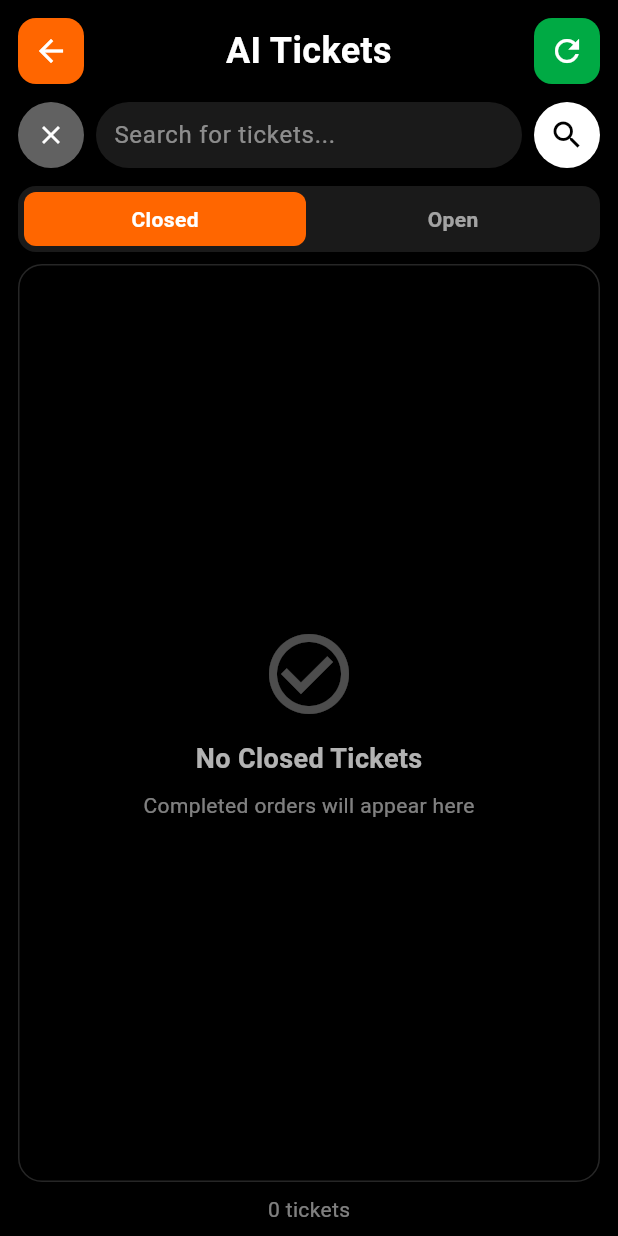
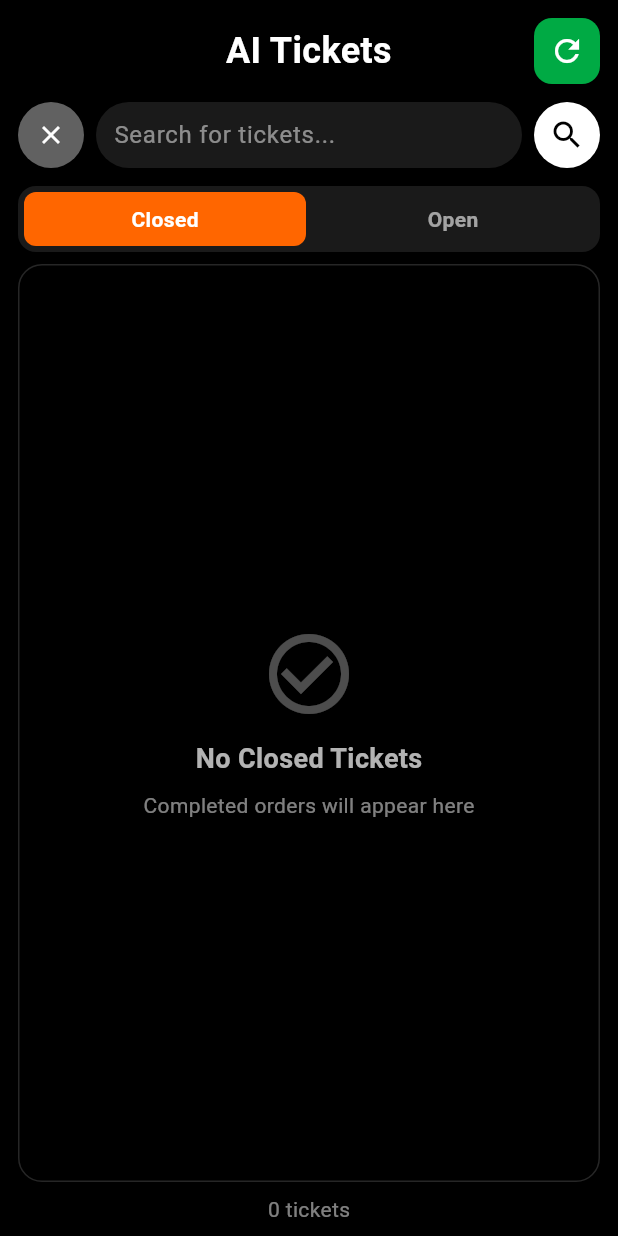
Before and after one commit to DreamCloudClub/millie_ai, a Flutter app: the TicketsPage screen opened directly with empty values, after a tap on the "refresh" icon, after a tap on "Closed", on a phone screen of 412 x 824 dp. Run offline on Flutter 3.47's test engine with Material 3 defaults, Android fonts, the phone set to English and light mode, and no system bars; our stand-ins replace flutter_dotenv, just_audio, shelf, wakelock_plus; missing offline and left inert: flutter_webrtc, porcupine_flutter, record, screen_brightness; network calls fail.

Commit message:
Remove back button from Tickets list page header

```diff
--- a/lib/pages/tickets_page.dart
+++ b/lib/pages/tickets_page.dart
@@ -819,23 +819,8 @@ class TicketsPageState extends State<TicketsPage> with AutomaticKeepAliveClientM
               padding: const EdgeInsets.all(AppSpacing.md),
               child: Row(
                 children: [
-                  // Back button (orange)
-                  GestureDetector(
-                    onTap: widget.onBack,
-                    child: Container(
-                      width: 44,
-                      height: 44,
-                      decoration: BoxDecoration(
-                        color: AppColors.dangerBright,
-                        borderRadius: BorderRadius.circular(12),
-                      ),
-                      child: const Icon(
-                        Icons.arrow_back,
-                        color: Colors.white,
-                        size: 24,
-                      ),
-                    ),
-                  ),
+                  // Spacer for balance (matches refresh button width)
+                  const SizedBox(width: 44),
                   // Title (centered)
                   const Expanded(
                     child: Text(
```
